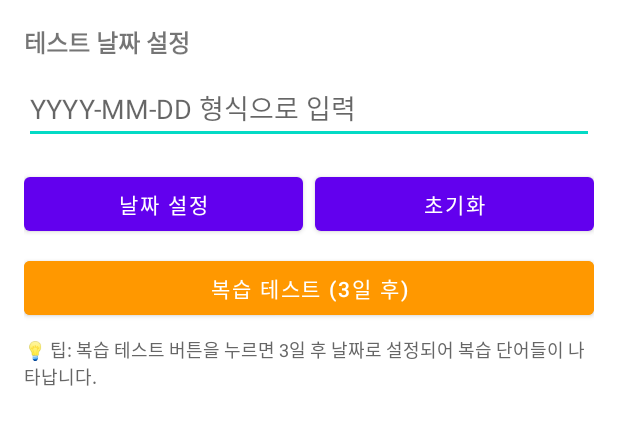
After one commit to AlgoLovers/icandoenglish, an Android app: the layout dialog_developer_mode.xml on its own in the app's theme, with its tools: preview values and no code run, on a phone screen of 412 x 824 dp. The commit adds this screen. Shown: the top 425 px of the screen. Run offline under Robolectric (Android 15) with nearby library versions, the phone set to English and light mode, and no system bars.

Commit message:
🔄 feat: 초기화 기능 개선 - 두 가지 옵션 제공
- 오늘 학습만 초기화: 배정 정보 유지, 암기 기록만 초기화
- 전체 학습 기록 초기화: 모든 데이터 완전 삭제
- 개발자 모드 다이얼로그 UI 추가
- 복습 테스트 기능 추가

```diff
--- /dev/null
+++ b/app/src/main/res/layout/dialog_developer_mode.xml
@@ -0,0 +1,64 @@
+<?xml version="1.0" encoding="utf-8"?>
+<LinearLayout xmlns:android="http://schemas.android.com/apk/res/android"
+    android:layout_width="match_parent"
+    android:layout_height="wrap_content"
+    android:orientation="vertical"
+    android:padding="16dp">
+
+    <TextView
+        android:layout_width="match_parent"
+        android:layout_height="wrap_content"
+        android:text="테스트 날짜 설정"
+        android:textSize="16sp"
+        android:textStyle="bold"
+        android:layout_marginBottom="8dp" />
+
+    <EditText
+        android:id="@+id/editTextDate"
+        android:layout_width="match_parent"
+        android:layout_height="wrap_content"
+        android:hint="YYYY-MM-DD 형식으로 입력"
+        android:inputType="date"
+        android:layout_marginBottom="16dp" />
+
+    <LinearLayout
+        android:layout_width="match_parent"
+        android:layout_height="wrap_content"
+        android:orientation="horizontal"
+        android:layout_marginBottom="8dp">
+
+        <Button
+            android:id="@+id/btnSetDate"
+            android:layout_width="0dp"
+            android:layout_height="wrap_content"
+            android:layout_weight="1"
+            android:text="날짜 설정"
+            android:layout_marginEnd="4dp" />
+
+        <Button
+            android:id="@+id/btnClearDate"
+            android:layout_width="0dp"
+            android:layout_height="wrap_content"
+            android:layout_weight="1"
+            android:text="초기화"
+            android:layout_marginStart="4dp" />
+
+    </LinearLayout>
+
+    <Button
+        android:id="@+id/btnTestReview"
+        android:layout_width="match_parent"
+        android:layout_height="wrap_content"
+        android:text="복습 테스트 (3일 후)"
+        android:backgroundTint="#FF9800"
+        android:textColor="#FFFFFF" />
+
+    <TextView
+        android:layout_width="match_parent"
+        android:layout_height="wrap_content"
+        android:text="💡 팁: 복습 테스트 버튼을 누르면 3일 후 날짜로 설정되어 복습 단어들이 나타납니다."
+        android:textSize="12sp"
+        android:textColor="#666666"
+        android:layout_marginTop="8dp" />
+
+</LinearLayout>
```
Also changed, not shown: app/src/main/java/com/na982/icandoenglish/MainActivity.kt (+144 -31 lines), app/src/main/res/layout/side_menu_content.xml (+13 -0 lines).
